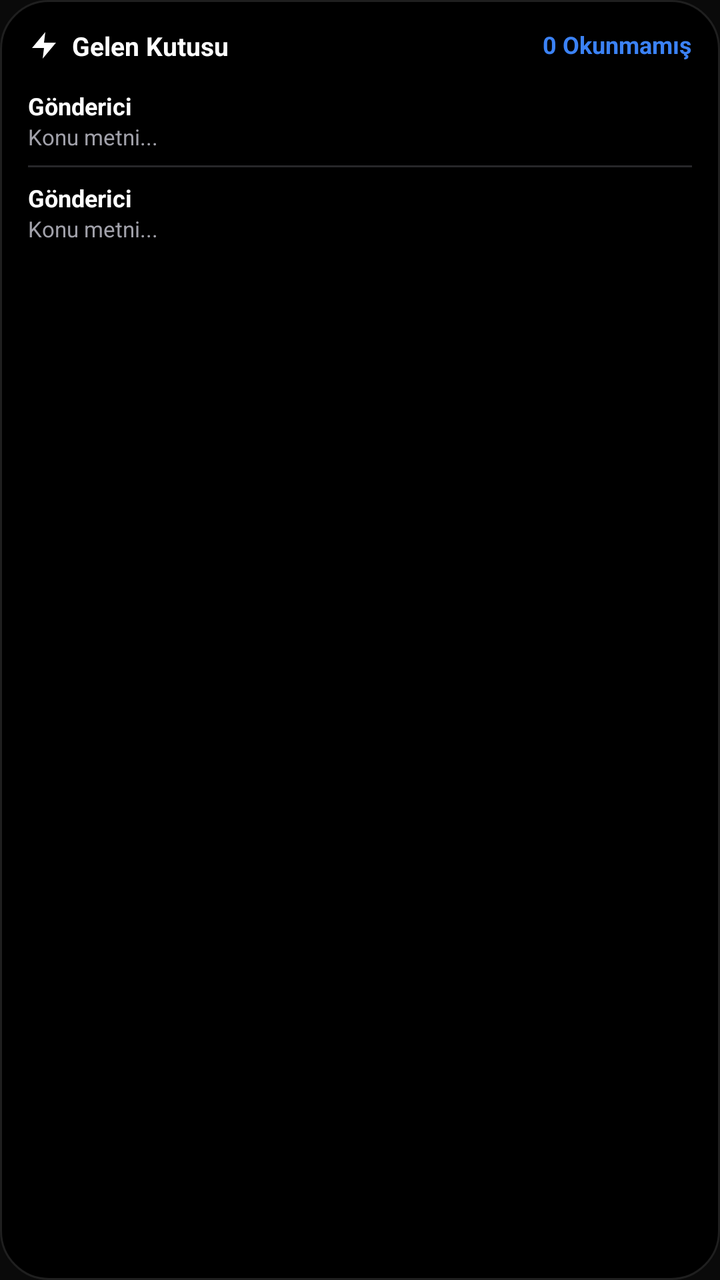
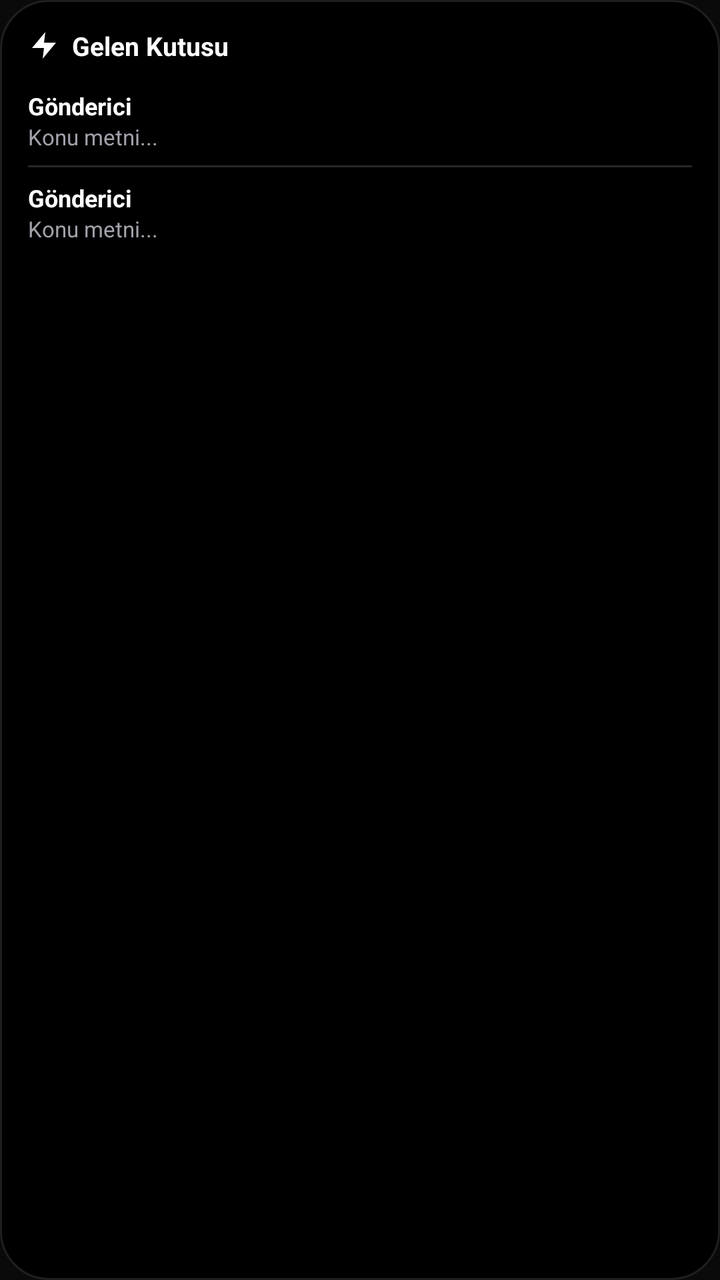

Compare the two renders of this Android layout. The source of the first and the diff that turns it into the second are given below.
<!-- AndroidManifest.xml: application theme Theme.Dispatch -->
<!-- res/layout/widget_email_quick.xml -->
<?xml version="1.0" encoding="utf-8"?>
<LinearLayout xmlns:android="http://schemas.android.com/apk/res/android"
    android:id="@+id/widget_quick_container"
    android:layout_width="match_parent"
    android:layout_height="match_parent"
    android:background="@drawable/widget_background"
    android:orientation="vertical"
    android:padding="14dp">

    
    <RelativeLayout
        android:layout_width="match_parent"
        android:layout_height="wrap_content"
        android:layout_marginBottom="10dp">

        <LinearLayout
            android:layout_width="wrap_content"
            android:layout_height="wrap_content"
            android:gravity="center_vertical"
            android:orientation="horizontal">

            <ImageView
                android:layout_width="16dp"
                android:layout_height="16dp"
                android:src="@drawable/ic_dispatch_logo" />

            <TextView
                android:id="@+id/widget_header_title"
                android:layout_width="wrap_content"
                android:layout_height="wrap_content"
                android:layout_marginStart="6dp"
                android:text="Gelen Kutusu"
                android:textColor="#FFFFFF"
                android:textSize="13sp"
                android:textStyle="bold" />
        </LinearLayout>

        <TextView
            android:id="@+id/widget_quick_badge"
            android:layout_width="wrap_content"
            android:layout_height="wrap_content"
            android:layout_alignParentEnd="true"
            android:text="0 Okunmamış"
            android:textColor="#3B82F6"
            android:textSize="12sp"
            android:textStyle="bold" />
    </RelativeLayout>

    
    <LinearLayout
        android:id="@+id/widget_email_item_1"
        android:layout_width="match_parent"
        android:layout_height="wrap_content"
        android:background="@drawable/widget_item_bg"
        android:orientation="vertical"
        android:paddingVertical="3dp">

        <RelativeLayout
            android:layout_width="match_parent"
            android:layout_height="wrap_content">

            <TextView
                android:id="@+id/widget_item_1_sender"
                android:layout_width="wrap_content"
                android:layout_height="wrap_content"
                android:ellipsize="end"
                android:maxLines="1"
                android:text="Gönderici"
                android:textColor="#FFFFFF"
                android:textSize="12sp"
                android:textStyle="bold" />

            <TextView
                android:id="@+id/widget_item_1_time"
                android:layout_width="wrap_content"
                android:layout_height="wrap_content"
                android:layout_alignParentEnd="true"
                android:text=""
                android:textColor="#71717A"
                android:textSize="10sp" />
        </RelativeLayout>

        <TextView
            android:id="@+id/widget_item_1_subject"
            android:layout_width="match_parent"
            android:layout_height="wrap_content"
            android:ellipsize="end"
            android:maxLines="1"
            android:text="Konu metni..."
            android:textColor="#A1A1AA"
            android:textSize="11sp" />
    </LinearLayout>

    <View
        android:id="@+id/widget_divider"
        android:layout_width="match_parent"
        android:layout_height="1dp"
        android:layout_marginVertical="4dp"
        android:background="#27272A" />

    
    <LinearLayout
        android:id="@+id/widget_email_item_2"
        android:layout_width="match_parent"
        android:layout_height="wrap_content"
        android:background="@drawable/widget_item_bg"
        android:orientation="vertical"
        android:paddingVertical="3dp">

        <RelativeLayout
            android:layout_width="match_parent"
            android:layout_height="wrap_content">

            <TextView
                android:id="@+id/widget_item_2_sender"
                android:layout_width="wrap_content"
                android:layout_height="wrap_content"
                android:ellipsize="end"
                android:maxLines="1"
                android:text="Gönderici"
                android:textColor="#FFFFFF"
                android:textSize="12sp"
                android:textStyle="bold" />

            <TextView
                android:id="@+id/widget_item_2_time"
                android:layout_width="wrap_content"
                android:layout_height="wrap_content"
                android:layout_alignParentEnd="true"
                android:text=""
                android:textColor="#71717A"
                android:textSize="10sp" />
        </RelativeLayout>

        <TextView
            android:id="@+id/widget_item_2_subject"
            android:layout_width="match_parent"
            android:layout_height="wrap_content"
            android:ellipsize="end"
            android:maxLines="1"
            android:text="Konu metni..."
            android:textColor="#A1A1AA"
            android:textSize="11sp" />
    </LinearLayout>

    
    <TextView
        android:id="@+id/widget_empty_text"
        android:layout_width="match_parent"
        android:layout_height="wrap_content"
        android:gravity="center"
        android:paddingVertical="12dp"
        android:text="Gelen kutunuz güncel"
        android:textColor="#71717A"
        android:textSize="12sp"
        android:visibility="gone" />

</LinearLayout>
<!-- resources referenced by this layout -->
<resources>
  <!-- drawable ic_dispatch_logo (drawable) -->
  <vector xmlns:android="http://schemas.android.com/apk/res/android"
      android:width="24dp"
      android:height="24dp"
      android:viewportWidth="24"
      android:viewportHeight="24">
      <path
          android:fillColor="#FFFFFF"
          android:pathData="M13,2L3,14h9l-1,8 10,-12h-9l1,-8z" />
  </vector>
  <!-- drawable widget_background (drawable) -->
  <?xml version="1.0" encoding="utf-8"?>
  <shape xmlns:android="http://schemas.android.com/apk/res/android"
      android:shape="rectangle">
      <solid android:color="#000000" />
      <corners android:radius="24dp" />
      <stroke
          android:width="1dp"
          android:color="#1F1F1F" />
  </shape>
  <!-- drawable widget_item_bg (drawable) -->
  <?xml version="1.0" encoding="utf-8"?>
  <ripple xmlns:android="http://schemas.android.com/apk/res/android"
      android:color="#33FFFFFF">
      <item>
          <shape android:shape="rectangle">
              <solid android:color="#00000000" />
          </shape>
      </item>
  </ripple>
  <style name="Theme.Dispatch" parent="android:Theme.Material.NoActionBar">
          <item name="android:statusBarColor">#0A0A0A</item>
          <item name="android:navigationBarColor">#0A0A0A</item>
          <item name="android:windowBackground">#0A0A0A</item>
          <item name="android:windowLightStatusBar">false</item>
      </style>
</resources>

<!-- the commit's change to res/layout/widget_email_quick.xml (unified diff, before → after) -->
@@ -40,11 +40,17 @@
             android:layout_width="wrap_content"
             android:layout_height="wrap_content"
             android:layout_alignParentEnd="true"
-            android:text="0 Okunmamış"
-            android:textColor="#3B82F6"
-            android:textSize="12sp"
-            android:textStyle="bold" />
+            android:background="@drawable/widget_badge_bg"
+            android:paddingStart="7dp"
+            android:paddingEnd="7dp"
+            android:paddingTop="1dp"
+            android:paddingBottom="1dp"
+            android:textColor="#FFFFFF"
+            android:textSize="11sp"
+            android:textStyle="bold"
+            android:visibility="gone" />
     </RelativeLayout>
+
 
     
     <LinearLayout
<!-- resource entries referenced after the edit -->
@@ -20,6 +20,16 @@
           android:width="1dp"
           android:color="#1F1F1F" />
   </shape>
+  <!-- drawable widget_badge_bg (drawable) -->
+  <?xml version="1.0" encoding="utf-8"?>
+  <shape xmlns:android="http://schemas.android.com/apk/res/android"
+      android:shape="rectangle">
+      <corners android:radius="10dp" />
+      <solid android:color="#27272A" />
+      <stroke
+          android:width="1dp"
+          android:color="#3F3F46" />
+  </shape>
   <!-- drawable widget_item_bg (drawable) -->
   <?xml version="1.0" encoding="utf-8"?>
   <ripple xmlns:android="http://schemas.android.com/apk/res/android"
